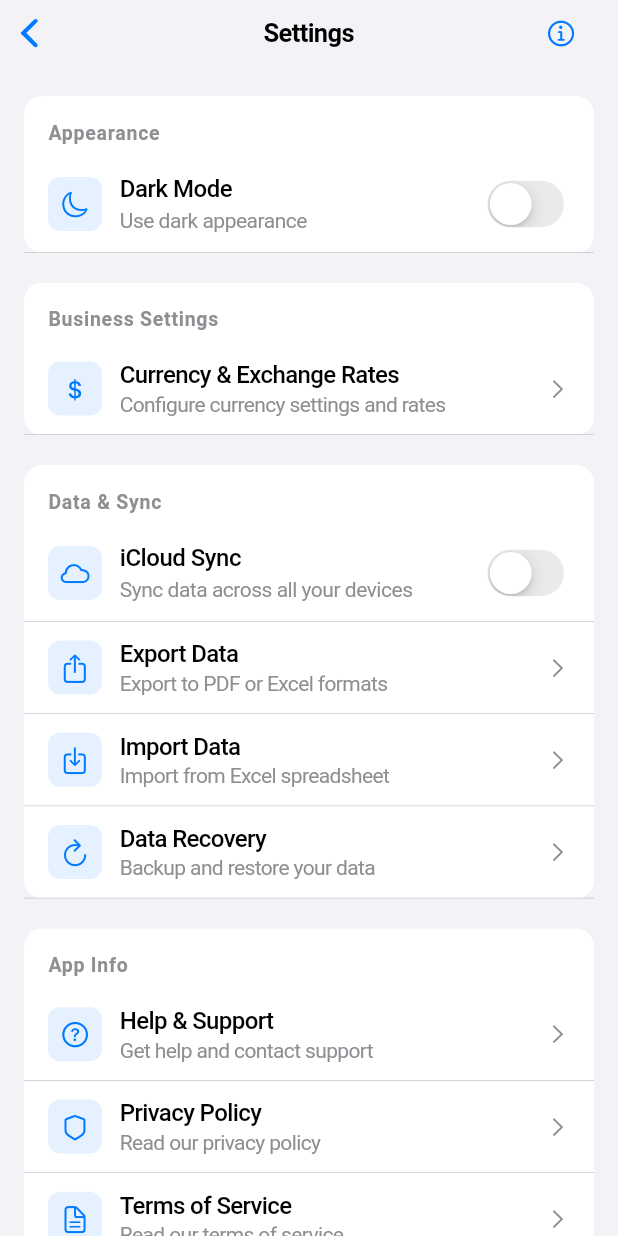
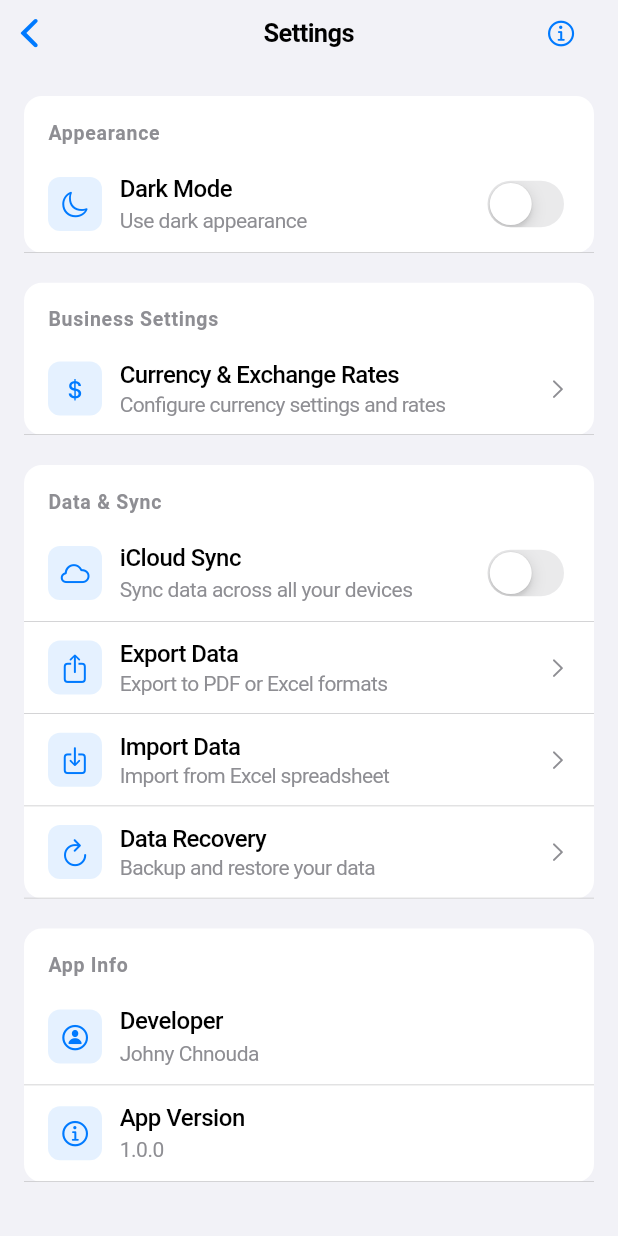
Before and after one commit to johnychnouda/Bechaalany-Debt, a Flutter app: the SettingsScreen screen opened directly, on a phone screen of 412 x 824 dp. Run offline on Flutter 3.47's test engine with Material 3 defaults, Android fonts, the phone set to English and light mode, and no system bars; our stand-ins replace connectivity_plus, cross_file, csv, flutter_local_notifications, flutter_svg, hive and 4 more; missing offline and left inert: excel; accounts and stored records are empty; generated files the repository leaves out were written again.

Commit message:
Update App Info section: Show only developer name and app version

```diff
--- a/lib/screens/settings_screen.dart
+++ b/lib/screens/settings_screen.dart
@@ -134,23 +134,10 @@ class _SettingsScreenState extends State<SettingsScreen> {
               _buildSection(
                 'App Info',
                 [
-                  _buildNavigationRow(
-                    'Help & Support',
-                    'Get help and contact support',
-                    CupertinoIcons.question_circle,
-                    () => _showHelpSupportDialog(),
-                  ),
-                  _buildNavigationRow(
-                    'Privacy Policy',
-                    'Read our privacy policy',
-                    CupertinoIcons.shield,
-                    () => _showPrivacyPolicy(),
-                  ),
-                  _buildNavigationRow(
-                    'Terms of Service',
-                    'Read our terms of service',
-                    CupertinoIcons.doc_text,
-                    () => _showTermsOfService(),
+                  _buildInfoRow(
+                    'Developer',
+                    'Johny Chnouda',
+                    CupertinoIcons.person_circle,
                   ),
                   _buildInfoRow(
                     'App Version',
@@ -400,51 +387,5 @@ class _SettingsScreenState extends State<SettingsScreen> {
 
 
 
-  void _showHelpSupportDialog() {
-    showCupertinoDialog(
-      context: context,
-      builder: (context) => CupertinoAlertDialog(
-        title: const Text('Help & Support'),
-        content: const Text('For help and support, please contact our support team.'),
-        actions: [
-          CupertinoDialogAction(
-            child: const Text('OK'),
-            onPressed: () => Navigator.pop(context),
-          ),
-        ],
-      ),
-    );
-  }
 
-  void _showPrivacyPolicy() {
-    showCupertinoDialog(
-      context: context,
-      builder: (context) => CupertinoAlertDialog(
-        title: const Text('Privacy Policy'),
-        content: const Text('Our privacy policy will be available soon.'),
-        actions: [
-          CupertinoDialogAction(
-            child: const Text('OK'),
-            onPressed: () => Navigator.pop(context),
-          ),
-        ],
-      ),
-    );
-  }
-
-  void _showTermsOfService() {
-    showCupertinoDialog(
-      context: context,
-      builder: (context) => CupertinoAlertDialog(
-        title: const Text('Terms of Service'),
-        content: const Text('Our terms of service will be available soon.'),
-        actions: [
-          CupertinoDialogAction(
-            child: const Text('OK'),
-            onPressed: () => Navigator.pop(context),
-          ),
-        ],
-      ),
-    );
-  }
 }
--- a/pubspec.yaml
+++ b/pubspec.yaml
@@ -49,7 +49,6 @@ dependencies:
   # file_picker: ^5.0.1
   csv: ^5.1.1
   excel: ^2.1.0
-  pdf: ^3.10.7
   # iOS 18+ specific dependencies
   # home_widget: ^0.4.1
   # device_info_plus: ^11.3.0
```
